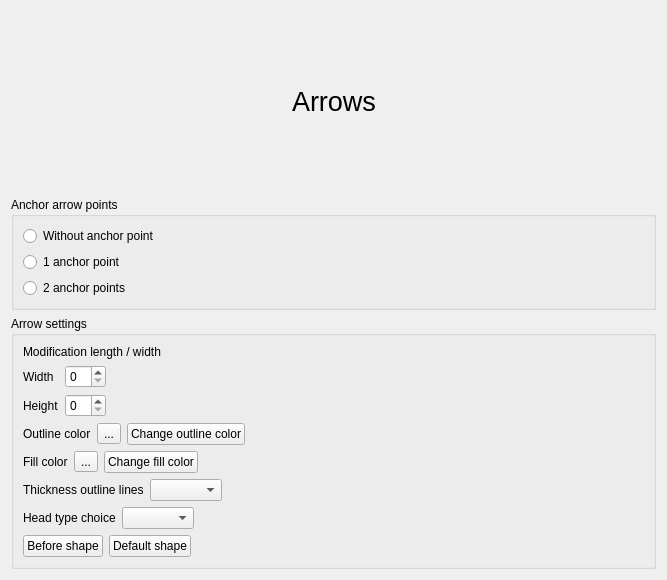
Qt form sources/Forms/formarrows.ui (jose94752/ClipEdit) before a commit.
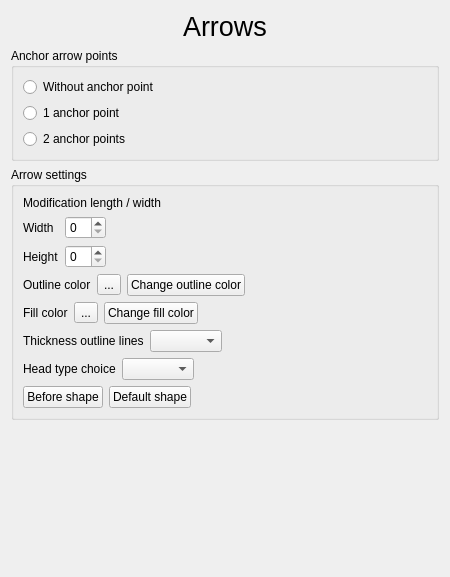
The same form after that commit.

Commit message: Update FormArrows.ui add vertical spacer

```diff
--- a/sources/Forms/formarrows.ui
+++ b/sources/Forms/formarrows.ui
@@ -6,13 +6,15 @@
    <rect>
     <x>0</x>
     <y>0</y>
-    <width>667</width>
-    <height>580</height>
+    <width>450</width>
+    <height>577</height>
    </rect>
   </property>
   <property name="windowTitle">
    <string>Form</string>
   </property>
+  <layout class="QVBoxLayout" name="verticalLayout_14">
+   <item>
   <layout class="QVBoxLayout" name="verticalLayout_13">
    <item>
     <layout class="QVBoxLayout" name="verticalLayout_12">
@@ -377,6 +379,21 @@
         </widget>
        </item>
       </layout>
+       </item>
+      </layout>
+     </item>
+     <item>
+      <spacer name="verticalSpacer">
+       <property name="orientation">
+        <enum>Qt::Vertical</enum>
+       </property>
+       <property name="sizeHint" stdset="0">
+        <size>
+         <width>20</width>
+         <height>40</height>
+        </size>
+       </property>
+      </spacer>
      </item>
     </layout>
    </item>
```
Lines whose indentation alone changed are shown as unchanged.
